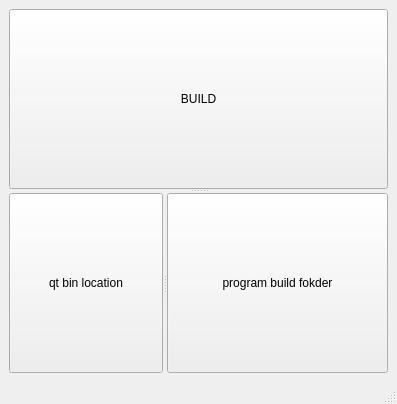
NoxNoscope/qtCreatorBuiler, file qtCreatorBuiler/mainwindow.ui: the form before one commit.
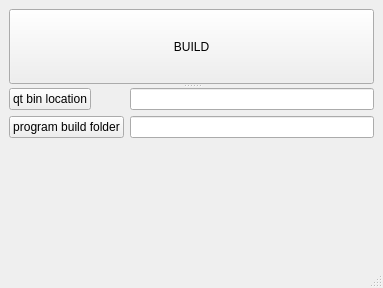
The form after the commit.

Patch:
```diff
--- a/qtCreatorBuiler/mainwindow.ui
+++ b/qtCreatorBuiler/mainwindow.ui
@@ -6,8 +6,8 @@
    <rect>
     <x>0</x>
     <y>0</y>
-    <width>397</width>
-    <height>404</height>
+    <width>383</width>
+    <height>288</height>
    </rect>
   </property>
   <property name="windowTitle">
@@ -16,7 +16,7 @@
   <widget class="QWidget" name="centralwidget">
    <layout class="QVBoxLayout" name="verticalLayout">
     <item>
-     <widget class="QSplitter" name="splitter_2">
+     <widget class="QSplitter" name="splitter">
       <property name="orientation">
        <enum>Qt::Vertical</enum>
       </property>
@@ -25,20 +25,29 @@
         <string>BUILD</string>
        </property>
       </widget>
-      <widget class="QSplitter" name="splitter">
-       <property name="orientation">
-        <enum>Qt::Horizontal</enum>
-       </property>
+      <widget class="QWidget" name="">
+       <layout class="QFormLayout" name="formLayout">
+        <item row="0" column="0">
        <widget class="QPushButton" name="pushButton">
         <property name="text">
          <string>qt bin location</string>
         </property>
        </widget>
+        </item>
+        <item row="0" column="1">
+         <widget class="QLineEdit" name="binLineEdit"/>
+        </item>
+        <item row="1" column="0">
        <widget class="QPushButton" name="pushButton_2">
         <property name="text">
-         <string>program build fokder</string>
-        </property>
-       </widget>
+           <string>program build folder</string>
+          </property>
+         </widget>
+        </item>
+        <item row="1" column="1">
+         <widget class="QLineEdit" name="buildLineEdit"/>
+        </item>
+       </layout>
       </widget>
      </widget>
     </item>
```
Left out of the diff: 4 changed lines with no effect on the pictures. Lines whose indentation alone changed are shown as unchanged.
